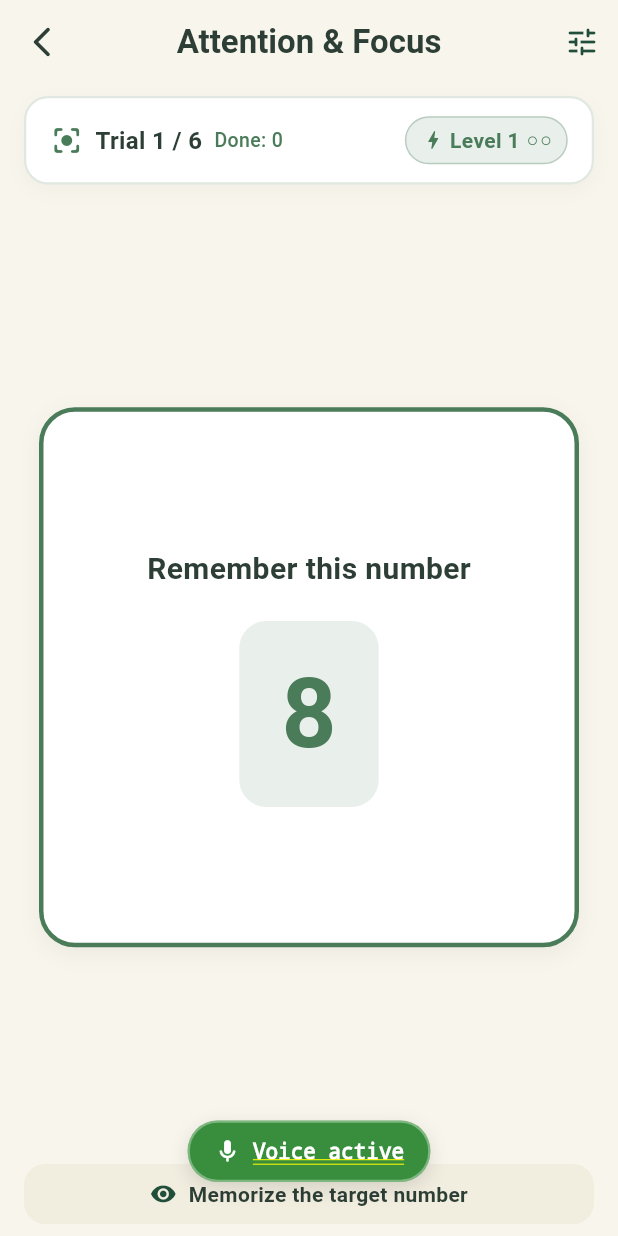
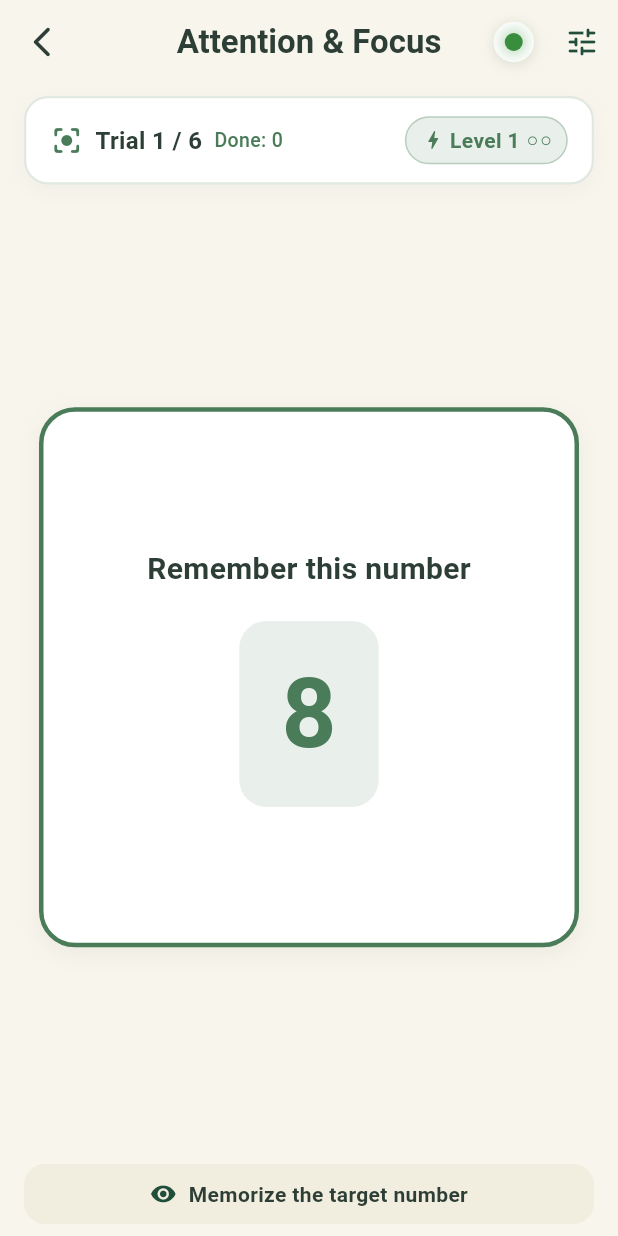
Before and after one commit to CfRadar/Smriti, a Flutter app: the screen it shows after launch, after a tap on "Blink Memory", on a phone screen of 412 x 824 dp. Run offline on Flutter 3.47's test engine with Material 3 defaults, Android fonts, the phone set to English and light mode, and no system bars; our stand-ins replace audioplayers, shared_preferences, speech_to_text; Roboto replaces fonts that are missing (Arial).

Commit message:
voice green dot added and multiple games issue resolved

```diff
--- a/apps/patient/lib/games/blink_game.dart
+++ b/apps/patient/lib/games/blink_game.dart
@@ -11,6 +11,7 @@ import 'package:flutter/services.dart';
 import 'package:http/http.dart' as http;
 import 'package:patient/controllers/voice_command_controller.dart';
 import 'package:patient/models/voice_command.dart';
+import 'package:patient/widgets/voice_status_indicator.dart';
 import 'package:shared_preferences/shared_preferences.dart';
 
 enum GamePhase { targetDisplay, selection, feedback }
@@ -776,7 +777,9 @@ class _BlinkGameScreenState extends State<BlinkGameScreen> {
         elevation: 0,
         leading: IconButton(
           icon: const Icon(Icons.arrow_back_ios_new_rounded, color: textDark),
-          onPressed: () => Navigator.of(context).pop(),
+          onPressed: () {
+            Navigator.of(context).pushNamedAndRemoveUntil('/home', (route) => false);
+          },
         ),
         title: const Text(
           'Attention & Focus',
@@ -788,6 +791,8 @@ class _BlinkGameScreenState extends State<BlinkGameScreen> {
         ),
         centerTitle: true,
         actions: [
+          const VoiceStatusIndicator(compact: true),
+          const SizedBox(width: 8),
           IconButton(
             tooltip: 'Difficulty Settings',
             icon: const Icon(Icons.tune_rounded, color: darkGreen),
--- a/apps/patient/lib/main.dart
+++ b/apps/patient/lib/main.dart
@@ -65,10 +65,9 @@ class _SmritiAppState extends State<SmritiApp> with WidgetsBindingObserver {
     VoiceCommandController.instance.registerRoute(
       VoiceIntent.exitGame,
       () {
-        final navigator = _navigatorKey.currentState;
-        if (navigator != null && navigator.canPop()) {
-          navigator.pop();
-        }
+        final context = _navigatorKey.currentContext;
+        if (context == null || !context.mounted) return;
+        Navigator.of(context).pushNamedAndRemoveUntil('/home', (route) => false);
       },
     );
     VoiceCommandController.instance.registerRoute(
@@ -76,10 +75,7 @@ class _SmritiAppState extends State<SmritiApp> with WidgetsBindingObserver {
       () {
         final context = _navigatorKey.currentContext;
         if (context == null || !context.mounted) return;
-        Navigator.of(context).pushAndRemoveUntil(
-          MaterialPageRoute(builder: (_) => const GameHubPage()),
-          (route) => false,
-        );
+        Navigator.of(context).pushNamedAndRemoveUntil('/home', (route) => false);
       },
     );
   }
@@ -110,25 +106,16 @@ class _SmritiAppState extends State<SmritiApp> with WidgetsBindingObserver {
         colorScheme: ColorScheme.fromSeed(seedColor: LandingPage.darkGreen),
         fontFamily: 'Arial',
       ),
+      routes: {
+        '/home': (context) => const GameHubPage(),
+      },
       home: const SplashPage(),
       builder: (context, child) {
         if (child == null) {
           return const SizedBox.shrink();
         }
 
-        return Stack(
-          children: [
-            child,
-            const Positioned(
-              bottom: 18,
-              left: 0,
-              right: 0,
-              child: Center(
-                child: VoiceStatusIndicator(),
-              ),
-            ),
-          ],
-        );
+        return child;
       },
     );
   }
@@ -303,6 +290,8 @@ class GameHubPage extends StatelessWidget {
             ),
           ),
           const Spacer(),
+          const VoiceStatusIndicator(compact: true),
+          const SizedBox(width: 12),
           IconButton(
             tooltip: 'Accessibility settings',
             onPressed: () {},
--- a/apps/patient/lib/widgets/voice_status_indicator.dart
+++ b/apps/patient/lib/widgets/voice_status_indicator.dart
@@ -3,7 +3,9 @@ import 'package:flutter/material.dart';
 import '../services/voice_service.dart';
 
 class VoiceStatusIndicator extends StatelessWidget {
-  const VoiceStatusIndicator({super.key});
+  const VoiceStatusIndicator({super.key, this.compact = false});
+
+  final bool compact;
 
   @override
   Widget build(BuildContext context) {
@@ -11,6 +13,40 @@ class VoiceStatusIndicator extends StatelessWidget {
       valueListenable: VoiceService.instance.statusNotifier,
       builder: (context, status, _) {
         final data = _statusData(status);
+
+        if (compact) {
+          return Container(
+            padding: const EdgeInsets.all(6),
+            decoration: BoxDecoration(
+              color: Colors.white,
+              borderRadius: BorderRadius.circular(999),
+              border: Border.all(color: Colors.white, width: 1.5),
+              boxShadow: [
+                BoxShadow(
+                  color: Colors.black.withValues(alpha: 0.08),
+                  blurRadius: 8,
+                  offset: const Offset(0, 2),
+                ),
+              ],
+            ),
+            child: AnimatedContainer(
+              duration: const Duration(milliseconds: 220),
+              width: 12,
+              height: 12,
+              decoration: BoxDecoration(
+                color: data.color,
+                shape: BoxShape.circle,
+                boxShadow: [
+                  BoxShadow(
+                    color: data.color.withValues(alpha: 0.38),
+                    blurRadius: 8,
+                    spreadRadius: 2,
+                  ),
+                ],
+              ),
+            ),
+          );
+        }
 
         return SafeArea(
           child: Align(
```
Also changed, not shown: apps/patient/lib/games/pattern_memory_game.dart (+6 -1 lines), apps/patient/lib/utils/voice_command_parser.dart (+35 -10 lines), 1 other file.
